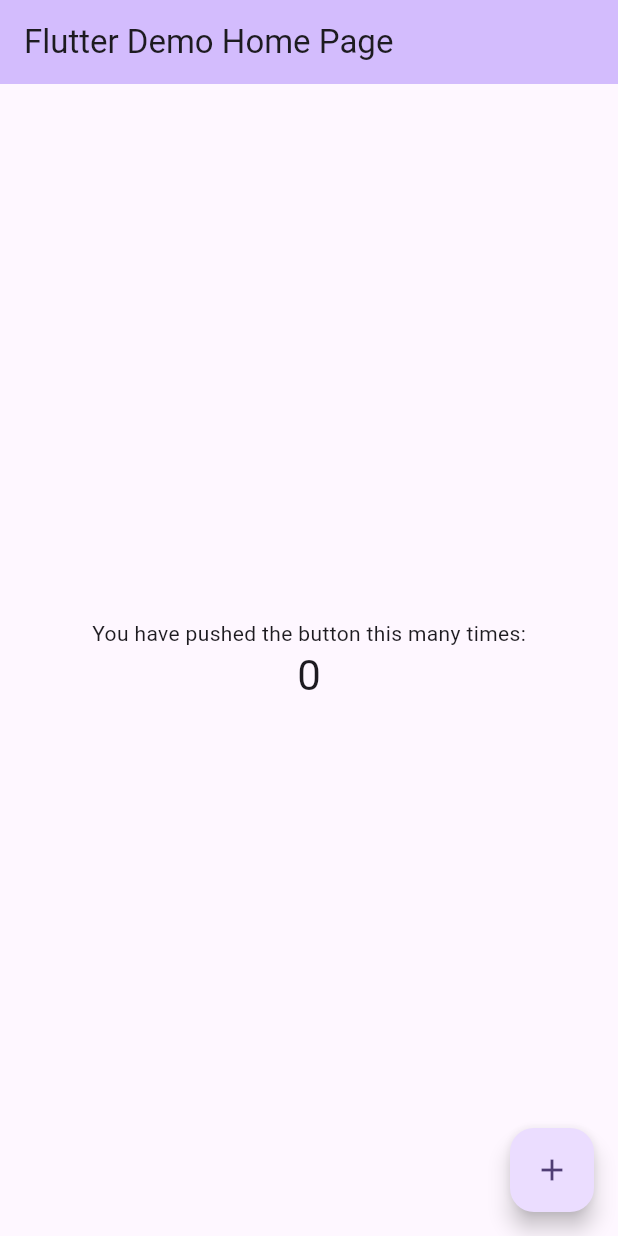
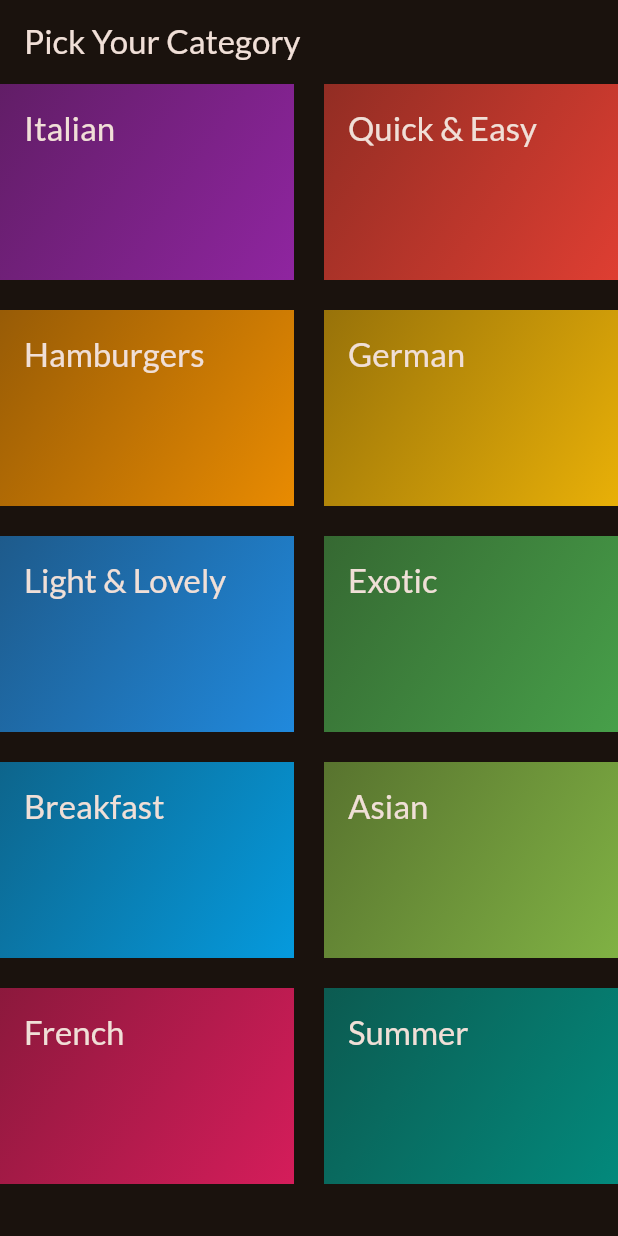
Before and after one commit to REDHUN/MealsApp, a Flutter app: the screen it shows after launch, on a phone screen of 412 x 824 dp. Run offline on Flutter 3.47's test engine with Material 2 defaults, Android fonts, the phone set to English and light mode, and no system bars; our stand-ins replace google_fonts.

Commit message:
grid layout added

```diff
--- /dev/null
+++ b/lib/data/dummy_data.dart
@@ -0,0 +1,56 @@
+import 'package:flutter/material.dart';
+
+import 'package:mealsapp/models.dart/category.dart';
+
+const availableCategories = [
+  Category(
+    id: 'c1',
+    title: 'Italian',
+    color: Colors.purple,
+  ),
+  Category(
+    id: 'c2',
+    title: 'Quick & Easy',
+    color: Colors.red,
+  ),
+  Category(
+    id: 'c3',
+    title: 'Hamburgers',
+    color: Colors.orange,
+  ),
+  Category(
+    id: 'c4',
+    title: 'German',
+    color: Colors.amber,
+  ),
+  Category(
+    id: 'c5',
+    title: 'Light & Lovely',
+    color: Colors.blue,
+  ),
+  Category(
+    id: 'c6',
+    title: 'Exotic',
+    color: Colors.green,
+  ),
+  Category(
+    id: 'c7',
+    title: 'Breakfast',
+    color: Colors.lightBlue,
+  ),
+  Category(
+    id: 'c8',
+    title: 'Asian',
+    color: Colors.lightGreen,
+  ),
+  Category(
+    id: 'c9',
+    title: 'French',
+    color: Colors.pink,
+  ),
+  Category(
+    id: 'c10',
+    title: 'Summer',
+    color: Colors.teal,
+  ),
+];
--- a/lib/main.dart
+++ b/lib/main.dart
@@ -1,125 +1,30 @@
 import 'package:flutter/material.dart';
 
+import 'package:google_fonts/google_fonts.dart';
+import 'package:mealsapp/screens/categories.dart';
+
+final theme = ThemeData(
+  useMaterial3: true,
+  colorScheme: ColorScheme.fromSeed(
+    brightness: Brightness.dark,
+    seedColor: const Color.fromARGB(255, 131, 57, 0),
+  ),
+  textTheme: GoogleFonts.latoTextTheme(),
+);
+
 void main() {
-  runApp(const MyApp());
+  runApp(const App());
 }
 
-class MyApp extends StatelessWidget {
-  const MyApp({super.key});
+class App extends StatelessWidget {
+  const App({super.key});
 
-  // This widget is the root of your application.
   @override
   Widget build(BuildContext context) {
     return MaterialApp(
-      title: 'Flutter Demo',
-      theme: ThemeData(
-        // This is the theme of your application.
-        //
-        // TRY THIS: Try running your application with "flutter run". You'll see
-        // the application has a blue toolbar. Then, without quitting the app,
-        // try changing the seedColor in the colorScheme below to Colors.green
-        // and then invoke "hot reload" (save your changes or press the "hot
-        // reload" button in a Flutter-supported IDE, or press "r" if you used
-        // the command line to start the app).
-        //
-        // Notice that the counter didn't reset back to zero; the application
-        // state is not lost during the reload. To reset the state, use hot
-        // restart instead.
-        //
-        // This works for code too, not just values: Most code changes can be
-        // tested with just a hot reload.
-        colorScheme: ColorScheme.fromSeed(seedColor: Colors.deepPurple),
-        useMaterial3: true,
-      ),
-      home: const MyHomePage(title: 'Flutter Demo Home Page'),
+      debugShowCheckedModeBanner: false,
+      theme: theme,
+      home: const CategoriesScreen(),
     );
   }
 }
-
-class MyHomePage extends StatefulWidget {
-  const MyHomePage({super.key, required this.title});
-
-  // This widget is the home page of your application. It is stateful, meaning
-  // that it has a State object (defined below) that contains fields that affect
-  // how it looks.
-
-  // This class is the configuration for the state. It holds the values (in this
-  // case the title) provided by the parent (in this case the App widget) and
-  // used by the build method of the State. Fields in a Widget subclass are
-  // always marked "final".
-
-  final String title;
-
-  @override
-  State<MyHomePage> createState() => _MyHomePageState();
-}
-
-class _MyHomePageState extends State<MyHomePage> {
-  int _counter = 0;
-
-  void _incrementCounter() {
-    setState(() {
-      // This call to setState tells the Flutter framework that something has
-      // changed in this State, which causes it to rerun the build method below
-      // so that the display can reflect the updated values. If we changed
-      // _counter without calling setState(), then the build method would not be
-      // called again, and so nothing would appear to happen.
-      _counter++;
-    });
-  }
-
-  @override
-  Widget build(BuildContext context) {
-    // This method is rerun every time setState is called, for instance as done
-    // by the _incrementCounter method above.
-    //
-    // The Flutter framework has been optimized to make rerunning build methods
-    // fast, so that you can just rebuild anything that needs updating rather
-    // than having to individually change instances of widgets.
-    return Scaffold(
-      appBar: AppBar(
-        // TRY THIS: Try changing the color here to a specific color (to
-        // Colors.amber, perhaps?) and trigger a hot reload to see the AppBar
-        // change color while the other colors stay the same.
-        backgroundColor: Theme.of(context).colorScheme.inversePrimary,
-        // Here we take the value from the MyHomePage object that was created by
-        // the App.build method, and use it to set our appbar title.
-        title: Text(widget.title),
-      ),
-      body: Center(
-        // Center is a layout widget. It takes a single child and positions it
-        // in the middle of the parent.
-        child: Column(
-          // Column is also a layout widget. It takes a list of children and
-          // arranges them vertically. By default, it sizes itself to fit its
-          // children horizontally, and tries to be as tall as its parent.
-          //
-          // Column has various properties to control how it sizes itself and
-          // how it positions its children. Here we use mainAxisAlignment to
-          // center the children vertically; the main axis here is the vertical
-          // axis because Columns are vertical (the cross axis would be
-          // horizontal).
-          //
-          // TRY THIS: Invoke "debug painting" (choose the "Toggle Debug Paint"
-          // action in the IDE, or press "p" in the console), to see the
-          // wireframe for each widget.
-          mainAxisAlignment: MainAxisAlignment.center,
-          children: <Widget>[
-            const Text(
-              'You have pushed the button this many times:',
-            ),
-            Text(
-              '$_counter',
-              style: Theme.of(context).textTheme.headlineMedium,
-            ),
-          ],
-        ),
-      ),
-      floatingActionButton: FloatingActionButton(
-        onPressed: _incrementCounter,
-        tooltip: 'Increment',
-        child: const Icon(Icons.add),
-      ), // This trailing comma makes auto-formatting nicer for build methods.
-    );
-  }
-}
--- /dev/null
+++ b/lib/models.dart/category.dart
@@ -0,0 +1,12 @@
+import 'package:flutter/material.dart';
+
+class Category {
+  const Category({
+    required this.id,
+    required this.title,
+    this.color = Colors.orange,
+  });
+  final String id;
+  final String title;
+  final Color color;
+}
--- /dev/null
+++ b/lib/screens/categories.dart
@@ -0,0 +1,26 @@
+import 'package:flutter/material.dart';
+import 'package:mealsapp/data/dummy_data.dart';
+import 'package:mealsapp/widgets/category_grid_item.dart';
+
+class CategoriesScreen extends StatelessWidget {
+  const CategoriesScreen({super.key});
+  @override
+  Widget build(BuildContext context) {
+    return Scaffold(
+      appBar: AppBar(
+        title: const Text('Pick Your Category'),
+      ),
+      body: GridView(
+          gridDelegate: const SliverGridDelegateWithFixedCrossAxisCount(
+            crossAxisCount: 2,
+            childAspectRatio: 3 / 2,
+            crossAxisSpacing: 20,
+            mainAxisSpacing: 20,
+          ),
+          children: [
+            for (final category in availableCategories)
+              CategoryGridItem(category: category),
+          ]),
+    );
+  }
+}
--- /dev/null
+++ b/lib/widgets/category_grid_item.dart
@@ -0,0 +1,29 @@
+import 'package:flutter/material.dart';
+import 'package:mealsapp/models.dart/category.dart';
+
+class CategoryGridItem extends StatelessWidget {
+  const CategoryGridItem({super.key, required this.category});
+  final Category category;
+  @override
+  Widget build(BuildContext context) {
+    return Container(
+      padding: const EdgeInsets.all(16),
+      decoration: BoxDecoration(
+        gradient: LinearGradient(
+          colors: [
+            category.color.withOpacity(0.55),
+            category.color.withOpacity(0.9),
+          ],
+          begin: Alignment.topLeft,
+          end: Alignment.bottomRight,
+        ),
+      ),
+      child: Text(
+        category.title,
+        style: Theme.of(context).textTheme.titleLarge!.copyWith(
+              color: Theme.of(context).colorScheme.onBackground,
+            ),
+      ),
+    );
+  }
+}
--- a/pubspec.yaml
+++ b/pubspec.yaml
@@ -35,6 +35,7 @@ dependencies:
   # The following adds the Cupertino Icons font to your application.
   # Use with the CupertinoIcons class for iOS style icons.
   cupertino_icons: ^1.0.2
+  google_fonts: ^5.1.0
 
 dev_dependencies:
   flutter_test:
```
Also changed, not shown: pubspec.lock, 1 other file.
